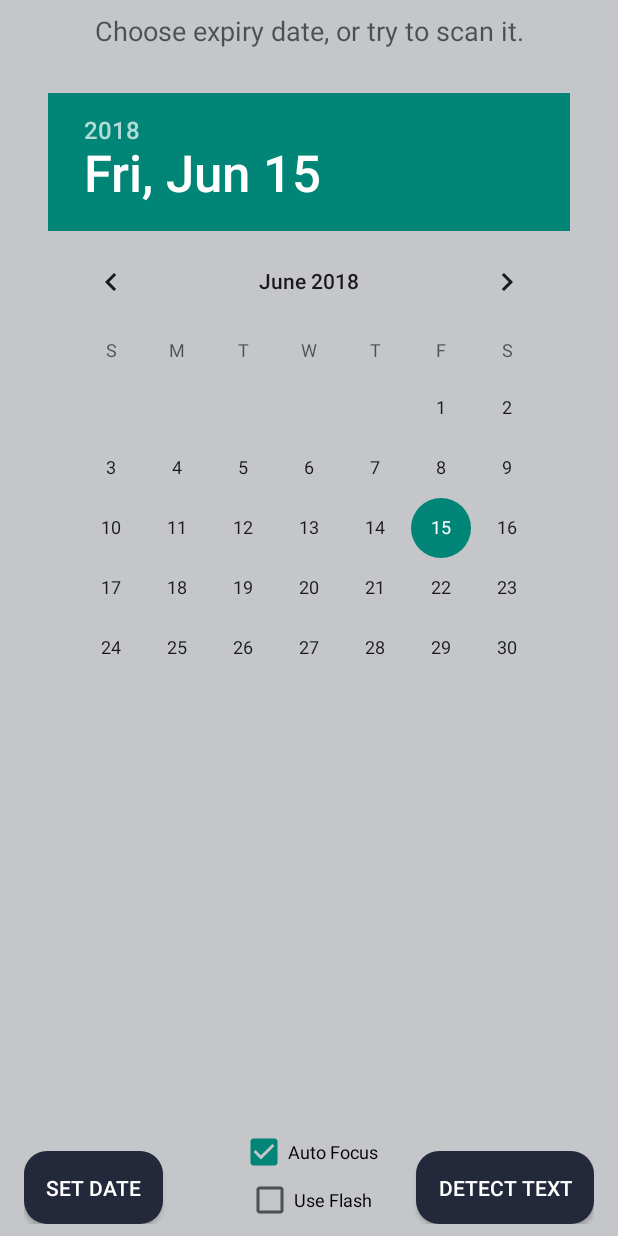
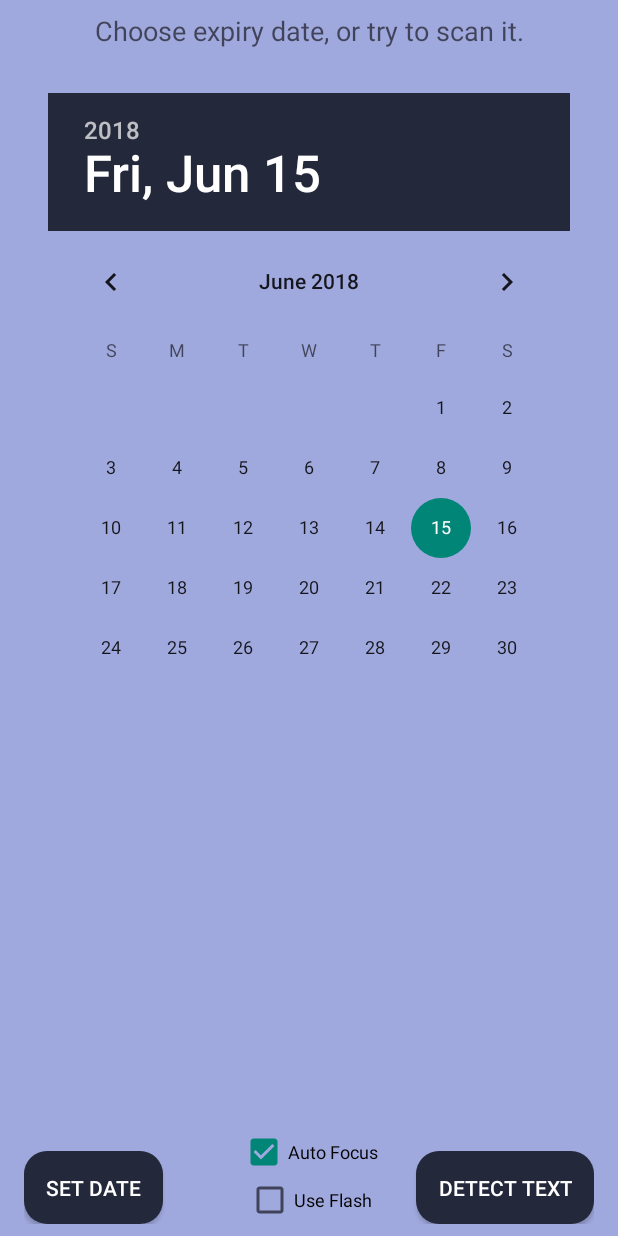
Before and after one commit to RasmusEdvardsen/wastelessandroid, an Android app: the OcrActivity screen opened directly, with no data from a screen before it, on a phone screen of 412 x 824 dp. Run offline under Robolectric (Android 15) with nearby library versions, the phone set to English and light mode, and no system bars; 2 statements that could not run were skipped.

Commit message:
different styling for date

```diff
--- a/app/src/main/res/layout/activity_ocr.xml
+++ b/app/src/main/res/layout/activity_ocr.xml
@@ -5,7 +5,7 @@
     android:paddingRight="@dimen/activity_horizontal_margin"
     android:paddingTop="8dp"
     android:paddingBottom="8dp"
-    android:background="@color/colorPrimaryLight"
+    android:background="@color/colorPrimaryLightLight"
     tools:context="save.the.environment.wastelessclient.activities.OcrResultActivity">
 
     <TextView
@@ -29,9 +29,10 @@
         android:id="@+id/datePicker"
         android:layout_width="wrap_content"
         android:layout_height="wrap_content"
-        android:layout_centerHorizontal="true"
         android:layout_above="@+id/auto_focus"
-        android:layout_below="@+id/text_value"/>
+        android:layout_below="@+id/text_value"
+        android:headerBackground="@color/colorPrimaryDark"
+        android:layout_centerHorizontal="true" />
 
     <CheckBox
         android:id="@+id/auto_focus"
--- a/app/src/main/res/values/colors.xml
+++ b/app/src/main/res/values/colors.xml
@@ -6,6 +6,7 @@
     <color name="colorPink">#FE104D</color>
     <color name="colorPrimaryDarkTransparent">#F223283A</color>
     <color name="colorPrimaryLight">#4023283A</color>
+    <color name="colorPrimaryLightLight">#a0a9de</color>
 </resources>
 
 <!--
```
